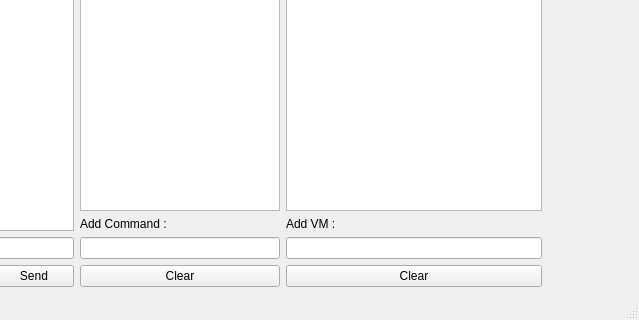
Above: src/mainwindow.ui from fffaraz/Archipel-xmpp-Bug-Reproducer before the change; both pictures show x 361 to 1000 and y 380 to 700 of the 1000 by 700 pixel window. Below: the same form after it.
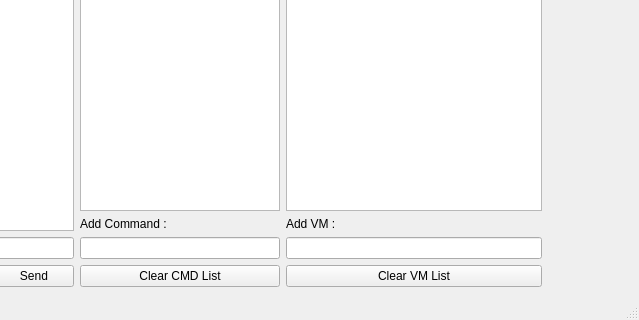
That is the form after the change.

Commit message: Added some Killer Features !

The edit to the form file:
```diff
--- a/src/mainwindow.ui
+++ b/src/mainwindow.ui
@@ -113,7 +113,7 @@
            </size>
           </property>
           <property name="text">
-           <string>Clear</string>
+           <string>Clear CMD List</string>
           </property>
          </widget>
         </item>
@@ -176,7 +176,7 @@
            </size>
           </property>
           <property name="text">
-           <string>Clear</string>
+           <string>Clear VM List</string>
           </property>
          </widget>
         </item>
```
Left out of the diff: 2 changed lines with no effect on the pictures. The commit also changes 2 other files.
